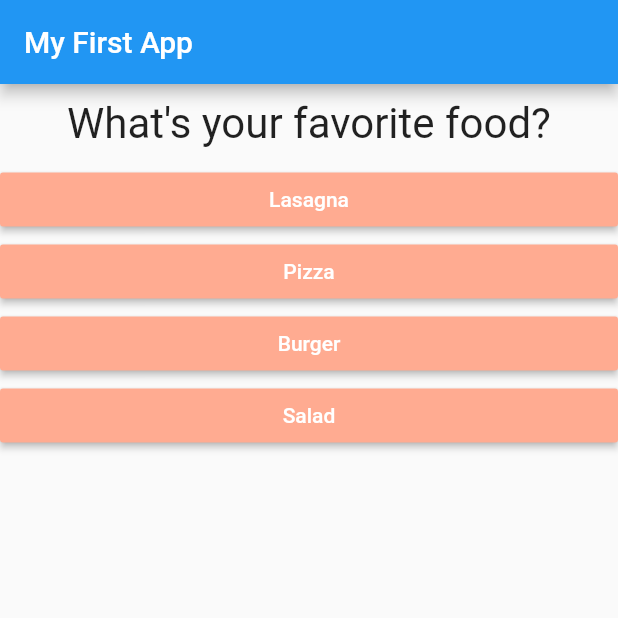
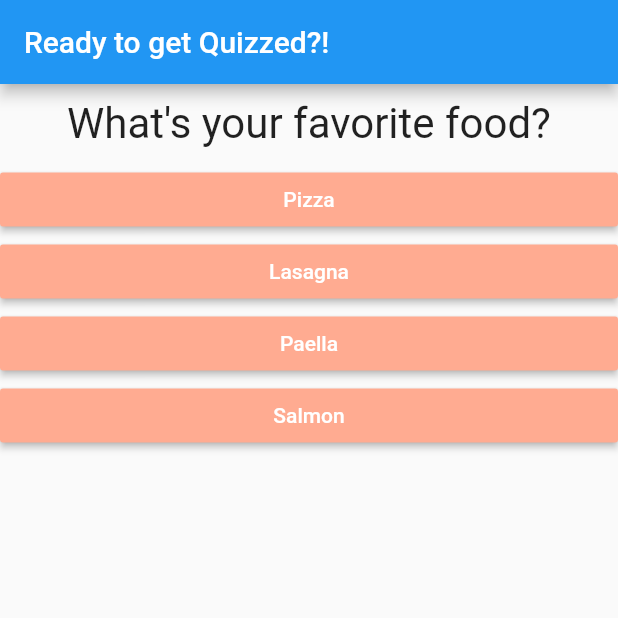
Before and after one commit to DrMager/app1, a Flutter app: the screen it shows after launch, after a tap on "Black", after a tap on "Monkey", on a phone screen of 412 x 824 dp, the top half of it. Run offline on Flutter 3.47's test engine with Material 2 defaults, Android fonts, the phone set to English and light mode, and no system bars.

Commit message:
Final Quizz version

```diff
--- a/lib/main.dart
+++ b/lib/main.dart
@@ -4,7 +4,6 @@ import 'package:flutter/material.dart';
 //own files
 import './quiz.dart';
 import './result.dart';
-
 
 void main() => runApp(MyApp());
 
@@ -16,11 +15,51 @@ class MyApp extends StatefulWidget {
 }
 
 class _MyAppState extends State<MyApp> {
+  final _questions = const [
+    {
+      'questionText': "What's your favorite color?",
+      'answers': [
+        {'text': 'Black', 'score': 4},
+        {'text': 'Red', 'score': 2},
+        {'text': 'Green', 'score': 3},
+        {'text': 'White', 'score': 5}
+      ],
+    },
+    {
+      "questionText": "What's your favorite animal?",
+      'answers': [
+        {'text': 'Rabbit', 'score': 4},
+        {'text': 'Monkey', 'score': 5},
+        {'text': 'Tiger', 'score': 3},
+        {'text': 'Wolf', 'score': 2}
+      ]
+    },
+    {
+      'questionText': "What's your favorite food?",
+      'answers': [
+        {'text': 'Pizza', 'score': 6},
+        {'text': 'Lasagna', 'score': 2},
+        {'text': 'Paella', 'score': 3},
+        {'text': 'Salmon', 'score': 1}
+      ]
+    },
+  ];
+
 //variables
   var _questionIndex = 0;
+  var _totalScore = 0;
 
 // functions
-  void _answerQuestion() {
+  void _restartApp() {
+    setState(() {
+      _questionIndex = 0;
+      _totalScore = 0;
+    });
+  }
+
+  void _answerQuestion(int score) {
+    _totalScore += score;
+
     setState(() {
       _questionIndex = _questionIndex + 1;
     });
@@ -32,33 +71,20 @@ class _MyAppState extends State<MyApp> {
     }
   }
 
-  final _questions = const [
-    {
-      'questionText': "What's your favorite color?",
-      'answers': ['Black', 'Red', 'Green', 'White'],
-    },
-    {
-      "questionText": "What's your favorite animal?",
-      'answers': ['Rabbit', 'Monkey', 'Tiger', 'Wolf']
-    },
-    {
-      'questionText': "What's your favorite food?",
-      'answers': ['Lasagna', 'Pizza', 'Burger', 'Salad']
-    },
-  ];
-
   @override
   Widget build(BuildContext context) {
     return MaterialApp(
       home: Scaffold(
         appBar: AppBar(
-          title: Text('My First App'),
+          title: Text('Ready to get Quizzed?!'),
         ),
         body: _questionIndex < _questions.length
-            ? Quiz(questions: _questions,
-            answerQuestion: _answerQuestion,
-            questionIndex: _questionIndex,)
-            : Result(),
+            ? Quiz(
+                questions: _questions,
+                answerQuestion: _answerQuestion,
+                questionIndex: _questionIndex,
+              )
+            : Result(_totalScore, _restartApp),
       ),
     );
   } //Build Widget
--- a/lib/quiz.dart
+++ b/lib/quiz.dart
@@ -11,8 +11,7 @@ class Quiz extends StatelessWidget {
   Quiz(
       {@required this.questions,
       @required this.answerQuestion,
-      @required this.questionIndex}
-      );
+      @required this.questionIndex});
 
   @override
   Widget build(BuildContext context) {
@@ -20,8 +19,9 @@ class Quiz extends StatelessWidget {
       children: [
         Question(questions[questionIndex]['questionText']),
         // Question
-        ...(questions[questionIndex]['answers'] as List<String>).map((answer) {
-          return Answer(answerQuestion, answer);
+        ...(questions[questionIndex]['answers'] as List<Map<String, Object>>)
+            .map((answer) {
+          return Answer(() => answerQuestion(answer['score']), answer['text']);
         }).toList()
       ],
     );
```
Also changed, not shown: lib/result.dart (+32 -1 lines).
